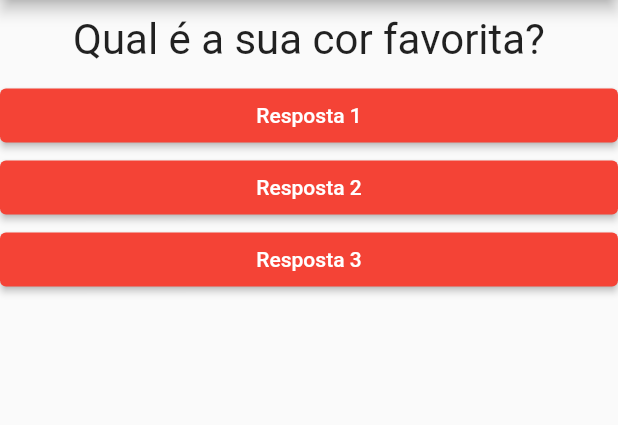
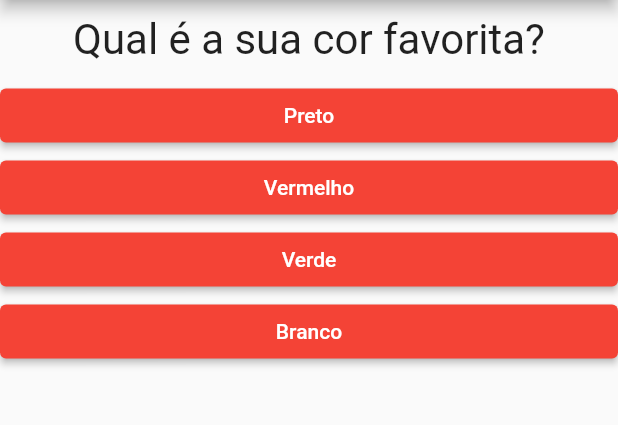
Before and after one commit to SamuelSGSouza/Flutter-Perguntas, a Flutter app: the screen it shows after launch, on a phone screen of 412 x 824 dp, the part 84-509 px from its top. Run offline on Flutter 3.47's test engine with Material 2 defaults, Android fonts, the phone set to English and light mode, and no system bars.

Commit message:
some changes

```diff
--- a/lib/main.dart
+++ b/lib/main.dart
@@ -1,51 +1,76 @@
-import 'package:flutter/material.dart';
-import './questoes.dart';
-import './resposta.dart';
+import "package:flutter/material.dart";
+import './resultado.dart';
+import './questionario.dart';
 
 main() => runApp(PerguntaApp());
 
 class _PerguntaAppState extends State<PerguntaApp> {
   var _perguntaSelecionada = 0;
+  var _pontuacaoTotal = 0;
 
-  void _responder() {
+  void _responder(int pontuacao) {
     setState(() {
       _perguntaSelecionada++;
+      _pontuacaoTotal += pontuacao;
     });
+  }
+
+  void _resetarQuestionario() {
+    setState(() {
+      _perguntaSelecionada = 0;
+      _pontuacaoTotal = 0;
+    });
+  }
+
+  final List<Map<String, Object>> _perguntas = [
+    {
+      'texto': 'Qual é a sua cor favorita?',
+      'respostas': [
+        {"texto": 'Preto', "nota": 10},
+        {"texto": 'Vermelho', "nota": 8},
+        {"texto": 'Verde', "nota": 7},
+        {"texto": 'Branco', "nota": 6},
+      ],
+    },
+    {
+      'texto': 'Qual é o seu animal favorito?',
+      'respostas': [
+        {"texto": 'Coelho', "nota": 3},
+        {"texto": 'Cobra', "nota": 4},
+        {"texto": 'Elefante', "nota": 5},
+        {"texto": 'Leão', "nota": 10},
+      ],
+    },
+    {
+      'texto': 'Qual é o seu instrutor favorito?',
+      'respostas': [
+        {"texto": 'Maria', "nota": 1},
+        {"texto": 'João', "nota": 10},
+        {"texto": 'Leo', "nota": 2},
+        {"texto": 'Pedro', "nota": 6},
+      ],
+    }
+  ];
+  bool get temPerguntaSelecionada {
+    return _perguntaSelecionada < _perguntas.length;
   }
 
   @override
   Widget build(BuildContext context) {
-    final List<Map<String, Object>> perguntas = [
-      {
-        'texto': 'Qual é a sua cor favorita?',
-        'respostas': ['Preto', 'Vermelho', 'Verde', 'Branco'],
-      },
-      {
-        'texto': 'Qual é o seu animal favorito?',
-        'respostas': ['Coelho', 'Cobra', 'Elefante', 'Leão'],
-      },
-      {
-        'texto': 'Qual é o seu instrutor favorito?',
-        'respostas': ['Maria', 'João', 'Leo', 'Pedro'],
-      }
-    ];
     return MaterialApp(
       theme: ThemeData(
         primarySwatch: Colors.red,
       ),
       home: Scaffold(
-        appBar: AppBar(
-          title: const Text('Perguntas'),
-        ),
-        body: Column(
-          children: [
-            Questao(perguntas[_perguntaSelecionada]['texto'].toString()),
-            Resposta('Resposta 1', _responder),
-            Resposta('Resposta 2', _responder),
-            Resposta('Resposta 3', _responder),
-          ],
-        ),
-      ),
+          appBar: AppBar(
+            title: const Text('Perguntas'),
+          ),
+          body: temPerguntaSelecionada
+              ? Questionario(
+                  perguntas: _perguntas,
+                  perguntaSelecionada: _perguntaSelecionada,
+                  responder: _responder)
+              : Resultado(_pontuacaoTotal, _resetarQuestionario)),
     );
   }
 }
--- /dev/null
+++ b/lib/questionario.dart
@@ -0,0 +1,32 @@
+import 'package:flutter/material.dart';
+import './resposta.dart';
+import './questoes.dart';
+
+class Questionario extends StatelessWidget {
+  final List<Map<String, Object>> perguntas;
+  final int perguntaSelecionada;
+  final void Function(int) responder;
+
+  const Questionario({
+    super.key,
+    required this.perguntas,
+    required this.perguntaSelecionada,
+    required this.responder,
+  });
+
+  @override
+  Widget build(BuildContext context) {
+    final List<Map<String, Object>> respostas =
+        perguntas[perguntaSelecionada].cast()['respostas'];
+
+    return Column(
+      children: [
+        Questao(perguntas[perguntaSelecionada]['texto'].toString()),
+        ...respostas
+            .map((resp) => Resposta(
+                resp['texto'] as String, () => responder(resp['nota'] as int)))
+            .toList(),
+      ],
+    );
+  }
+}
```
Also changed, not shown: lib/resultado.dart (added, +47 -0 lines).
